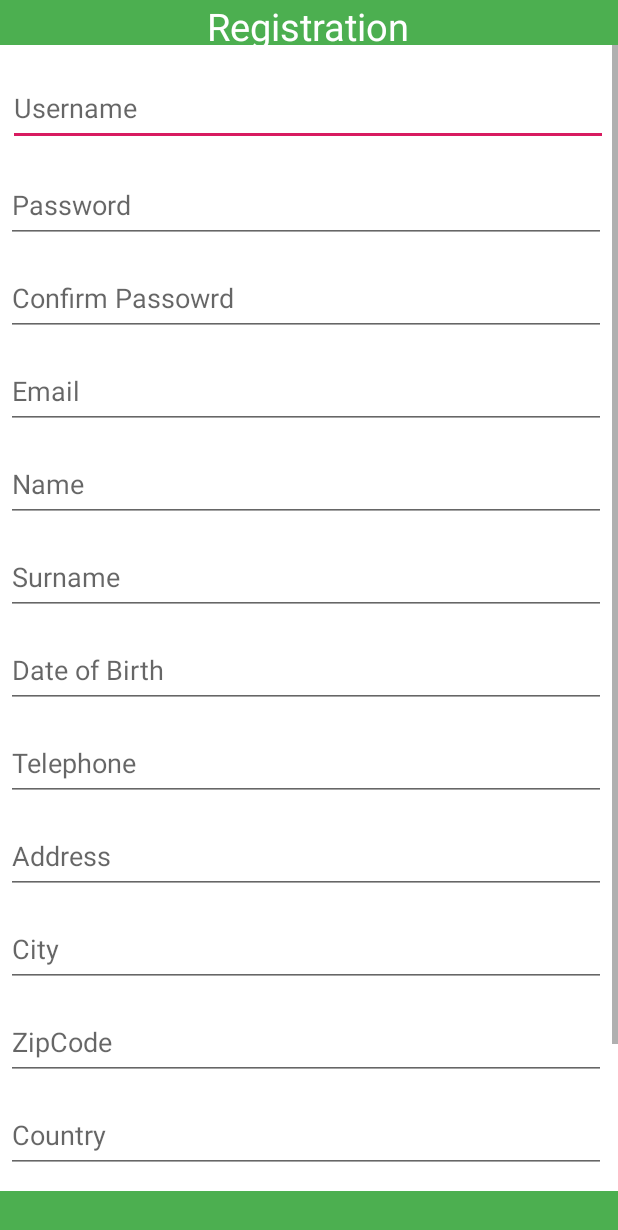
After one commit to demflou/eCommerceApp, an Android app: the layout activity_cr_item.xml on its own in the app's theme, with its tools: preview values and no code run, on a phone screen of 412 x 824 dp. The commit adds this screen. Shown: the top 1230 px of the screen. Run offline under Robolectric (Android 15) with nearby library versions, the phone set to English and light mode, and no system bars.

Commit message:
extra touches

```diff
--- a/app/src/main/java/di/uoa/gr/ecommerce/MainActivity.java
+++ b/app/src/main/java/di/uoa/gr/ecommerce/MainActivity.java
@@ -96,6 +96,14 @@ public class    MainActivity extends AppCompatActivity {
             startActivity(reg);
             }
         });
+
+        Guest.setOnClickListener(new View.OnClickListener() {
+            @Override
+            public void onClick(View v) {
+                Intent reg = new Intent(MainActivity.this, HomeActivity.class);
+                startActivity(reg);
+            }
+        });
     }
 
     /*public void login(View view)
--- /dev/null
+++ b/app/src/main/res/layout/activity_cr_item.xml
@@ -0,0 +1,245 @@
+<?xml version="1.0" encoding="utf-8"?>
+<RelativeLayout xmlns:android="http://schemas.android.com/apk/res/android"
+    xmlns:tools="http://schemas.android.com/tools"
+    android:layout_width="match_parent"
+    android:layout_height="match_parent"
+    xmlns:ads="http://schemas.android.com/apk/res-auto">
+
+    <RelativeLayout
+        android:id="@+id/header"
+        android:layout_width="match_parent"
+        android:layout_height="30dp"
+        android:layout_alignParentTop="true"
+        android:layout_gravity="center"
+        android:background="#4CAF50"
+        android:gravity="center">
+
+        <TextView
+            android:id="@+id/header_text"
+            android:layout_width="wrap_content"
+            android:layout_height="wrap_content"
+            android:text="Registration"
+            android:textColor="#FFFFFF"
+            android:textSize="25sp" />
+    </RelativeLayout>
+
+    <RelativeLayout
+        android:id="@+id/footer"
+        android:layout_width="match_parent"
+        android:layout_height="30dp"
+        android:layout_alignParentBottom="true"
+        android:layout_gravity="center"
+        android:background="#4CAF50"
+        android:gravity="center">
+
+        <Button
+            android:id="@+id/regbtn"
+            android:layout_width="400dp"
+            android:layout_height="50dp"
+            android:layout_marginStart="4dp"
+            android:layout_marginTop="888dp"
+            android:ems="10"
+            android:text="Register" />
+        <!--app:layout_constraintStart_toStartOf="parent"-->
+        <!--app:layout_constraintTop_toTopOf="parent" />-->
+    </RelativeLayout>
+<ScrollView xmlns:android="http://schemas.android.com/apk/res/android"
+    xmlns:app="http://schemas.android.com/apk/res-auto"
+    xmlns:tools="http://schemas.android.com/tools"
+    android:layout_width="fill_parent"
+    android:layout_height="fill_parent"
+    android:layout_above="@+id/footer"
+    android:layout_below="@+id/header"
+    android:fillViewport="true">
+
+<androidx.constraintlayout.widget.ConstraintLayout
+        android:id="@+id/relativeLayout"
+        android:layout_width="match_parent"
+        android:layout_height="match_parent"
+        android:background="@android:color/white"
+        android:orientation="vertical">
+
+
+        <EditText
+            android:id="@+id/username"
+            android:layout_width="400dp"
+            android:layout_height="50dp"
+            android:layout_marginStart="5dp"
+            android:layout_marginTop="17dp"
+            android:ems="10"
+            android:hint="Username"
+            android:inputType="textPersonName"
+            app:layout_constraintStart_toStartOf="parent"
+            app:layout_constraintTop_toTopOf="parent" />
+
+        <EditText
+            android:id="@+id/pass"
+            android:layout_width="400dp"
+            android:layout_height="50dp"
+            android:layout_marginStart="4dp"
+            android:layout_marginTop="82dp"
+            android:ems="10"
+            android:hint="Password"
+            android:inputType="textPassword"
+            app:layout_constraintStart_toStartOf="parent"
+            app:layout_constraintTop_toTopOf="parent" />
+
+        <EditText
+            android:id="@+id/cpass"
+            android:layout_width="400dp"
+            android:layout_height="50dp"
+            android:layout_marginStart="4dp"
+            android:layout_marginTop="144dp"
+            android:ems="10"
+            android:hint="Confirm Passowrd"
+            android:inputType="textPassword"
+            app:layout_constraintStart_toStartOf="parent"
+            app:layout_constraintTop_toTopOf="parent" />
+
+        <EditText
+            android:id="@+id/email"
+            android:layout_width="400dp"
+            android:layout_height="50dp"
+            android:layout_marginStart="4dp"
+            android:layout_marginTop="206dp"
+            android:ems="10"
+            android:hint="Email"
+            android:inputType="textEmailAddress"
+            app:layout_constraintStart_toStartOf="parent"
+            app:layout_constraintTop_toTopOf="parent" />
+
+        <EditText
+            android:id="@+id/name"
+            android:layout_width="400dp"
+            android:layout_height="50dp"
+            android:layout_marginStart="4dp"
+            android:layout_marginTop="268dp"
+            android:ems="10"
+            android:hint="Name"
+            android:inputType="textPersonName"
+            app:layout_constraintStart_toStartOf="parent"
+            app:layout_constraintTop_toTopOf="parent" />
+
+        <EditText
+            android:id="@+id/surname"
+            android:layout_width="400dp"
+            android:layout_height="50dp"
+            android:layout_marginStart="4dp"
+            android:layout_marginTop="330dp"
+            android:ems="10"
+            android:hint="Surname"
+            android:inputType="textPersonName"
+            app:layout_constraintStart_toStartOf="parent"
+            app:layout_constraintTop_toTopOf="parent" />
+
+        <EditText
+            android:id="@+id/dob"
+            android:layout_width="400dp"
+            android:layout_height="50dp"
+            android:layout_marginStart="4dp"
+            android:layout_marginTop="392dp"
+            android:ems="10"
+            android:hint="Date of Birth"
+            android:inputType="date"
+            app:layout_constraintStart_toStartOf="parent"
+            app:layout_constraintTop_toTopOf="parent" />
+
+        <EditText
+            android:id="@+id/tel"
+            android:layout_width="400dp"
+            android:layout_height="50dp"
+            android:layout_marginStart="4dp"
+            android:layout_marginTop="454dp"
+            android:ems="10"
+            android:hint="Telephone"
+            android:inputType="number"
+            app:layout_constraintStart_toStartOf="parent"
+            app:layout_constraintTop_toTopOf="parent" />
+
+        <EditText
+            android:id="@+id/address"
+            android:layout_width="400dp"
+            android:layout_height="50dp"
+            android:layout_marginStart="4dp"
+            android:layout_marginTop="516dp"
+            android:ems="10"
+            android:hint="Address"
+            android:inputType="textPostalAddress"
+            app:layout_constraintStart_toStartOf="parent"
+            app:layout_constraintTop_toTopOf="parent" />
+
+        <EditText
+            android:id="@+id/city"
+            android:layout_width="400dp"
+            android:layout_height="50dp"
+            android:layout_marginStart="4dp"
+            android:layout_marginTop="578dp"
+            android:ems="10"
+            android:hint="City"
+            android:inputType="textPersonName"
+            app:layout_constraintStart_toStartOf="parent"
+            app:layout_constraintTop_toTopOf="parent" />
+
+        <EditText
+            android:id="@+id/zipcode"
+            android:layout_width="400dp"
+            android:layout_height="50dp"
+            android:layout_marginStart="4dp"
+            android:layout_marginTop="640dp"
+            android:ems="10"
+            android:hint="ZipCode"
+            android:inputType="textPersonName"
+            app:layout_constraintStart_toStartOf="parent"
+            app:layout_constraintTop_toTopOf="parent" />
+
+        <EditText
+            android:id="@+id/country"
+            android:layout_width="400dp"
+            android:layout_height="50dp"
+            android:layout_marginStart="4dp"
+            android:layout_marginTop="702dp"
+            android:ems="10"
+            android:hint="Country"
+            android:inputType="textPersonName"
+            app:layout_constraintStart_toStartOf="parent"
+            app:layout_constraintTop_toTopOf="parent" />
+
+        <EditText
+            android:id="@+id/gloc"
+            android:layout_width="400dp"
+            android:layout_height="50dp"
+            android:layout_marginStart="4dp"
+            android:layout_marginTop="764dp"
+            android:ems="10"
+            android:hint="Geographical Location"
+            android:inputType="textPersonName"
+            app:layout_constraintStart_toStartOf="parent"
+            app:layout_constraintTop_toTopOf="parent" />
+
+        <EditText
+            android:id="@+id/afm"
+            android:layout_width="400dp"
+            android:layout_height="50dp"
+            android:layout_marginStart="4dp"
+            android:layout_marginTop="826dp"
+            android:ems="10"
+            android:hint="AFM"
+            android:inputType="number"
+            app:layout_constraintStart_toStartOf="parent"
+            app:layout_constraintTop_toTopOf="parent" />
+
+        <!--<Button-->
+            <!--android:id="@+id/regbtn"-->
+            <!--android:layout_width="400dp"-->
+            <!--android:layout_height="50dp"-->
+            <!--android:layout_marginStart="4dp"-->
+            <!--android:layout_marginTop="888dp"-->
+            <!--android:ems="10"-->
+            <!--android:text="Register"-->
+            <!--app:layout_constraintStart_toStartOf="parent"-->
+            <!--app:layout_constraintTop_toTopOf="parent" />-->
+
+
+    </androidx.constraintlayout.widget.ConstraintLayout>
+</ScrollView>
+</RelativeLayout>
```
